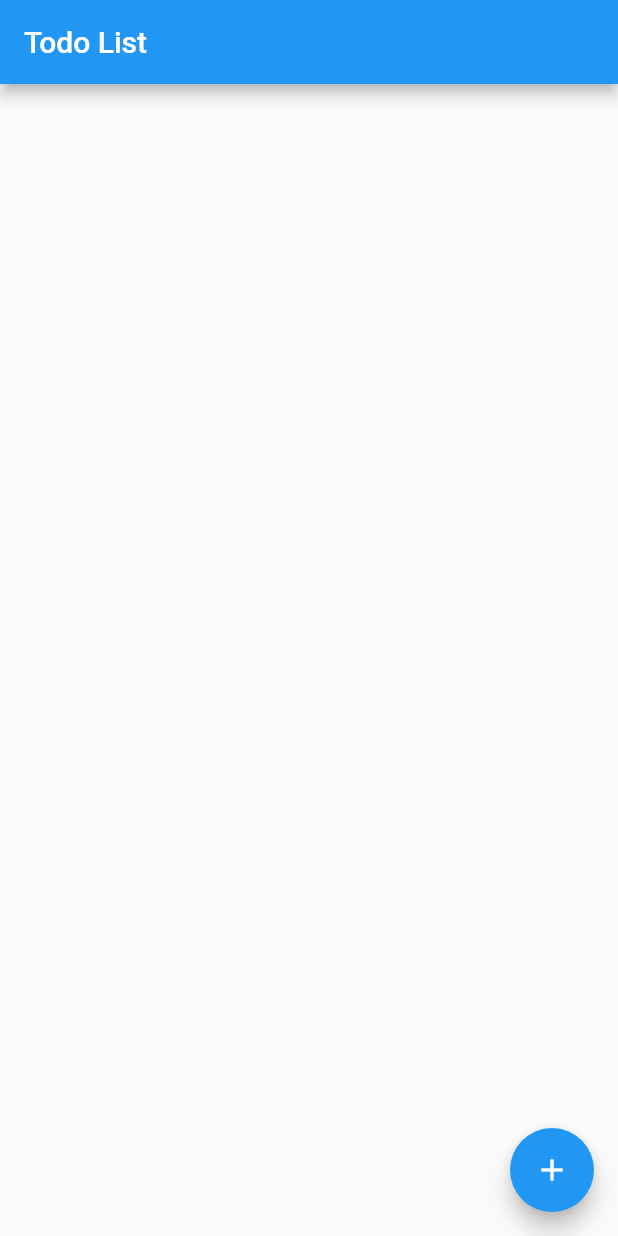
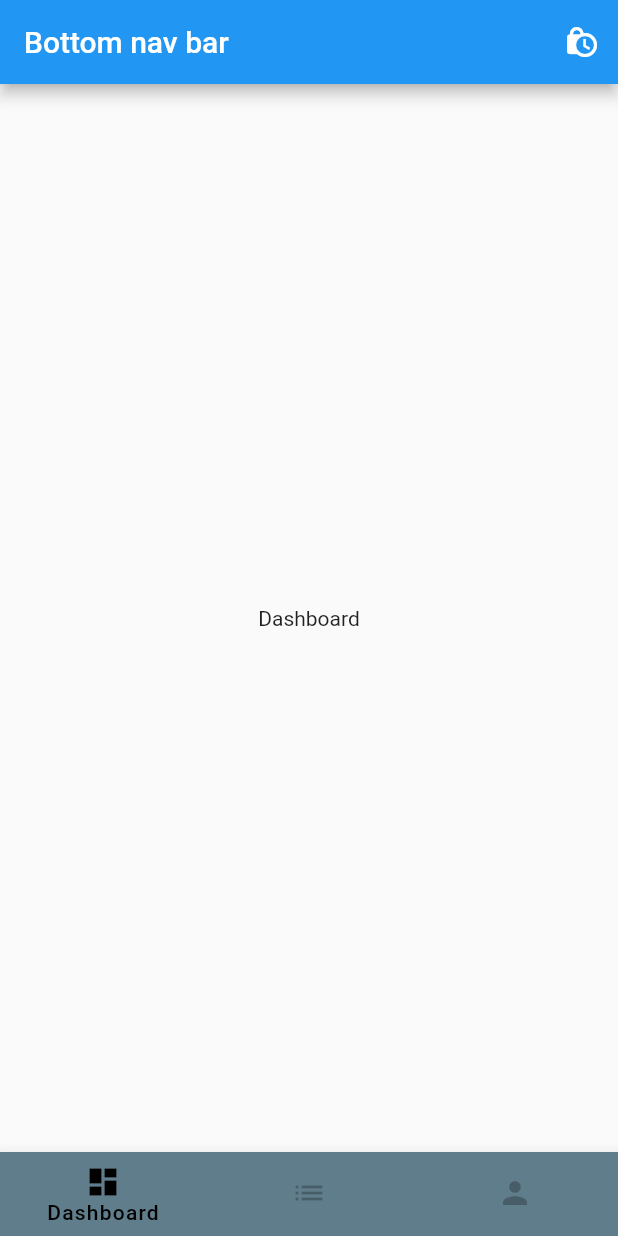
Before and after one commit to Ibrahim-K98han/flutter_resourse, a Flutter app: the screen it shows after launch, on a phone screen of 412 x 824 dp. Run offline on Flutter 3.47's test engine with Material 2 defaults, Android fonts, the phone set to English and light mode, and no system bars; our stand-ins replace easy_splash_screen.

Commit message:
live class

```diff
--- /dev/null
+++ b/lib/live_class_8_2_23/live_class_8_2_23.dart
@@ -0,0 +1,71 @@
+import 'package:flutter/material.dart';
+import 'package:flutter/cupertino.dart';
+
+class LiveClass8_2_23 extends StatefulWidget {
+  const LiveClass8_2_23({Key? key}) : super(key: key);
+
+  @override
+  State<LiveClass8_2_23> createState() => _LiveClass8_2_23State();
+}
+
+class _LiveClass8_2_23State extends State<LiveClass8_2_23> {
+  int currentSelectedIndex = 0;
+  List<Widget> widgets = [
+    const Text('Dashboard'),
+    const Text('Products'),
+    const Text('Profile'),
+  ];
+
+  @override
+  Widget build(BuildContext context) {
+    return Scaffold(
+      appBar: AppBar(title: const Text('Bottom nav bar'),
+        actions: [
+          IconButton(onPressed: () async {
+            // final selectedTime = await showTimePicker(
+            //     context: context, initialTime: TimeOfDay.now());
+            // print(selectedTime);
+            // final seletedDate = await showDatePicker(context: context,
+            //     initialDate: DateTime.now(),
+            //     firstDate: DateTime(1990),
+            //     lastDate: DateTime(2025));
+            // print(seletedDate);
+            final selectedDateRange = await showDateRangePicker(
+                context: context, firstDate: DateTime(2000
+            ), lastDate: DateTime(2040));
+            print(selectedDateRange);
+          }, icon: Icon(Icons.lock_clock))
+        ],),
+      body: Center(
+        child: widgets[currentSelectedIndex],
+      ),
+      bottomNavigationBar: BottomNavigationBar(
+        backgroundColor: Colors.blueGrey,
+        selectedItemColor: Colors.black,
+        unselectedItemColor: Colors.black26,
+        showUnselectedLabels: false,
+        showSelectedLabels: true,
+        selectedLabelStyle: const TextStyle(
+            fontWeight: FontWeight.w500,
+            letterSpacing: 0.8,
+            color: Colors.pink
+        ),
+        onTap: (value) {
+          currentSelectedIndex = value;
+          setState(() {
+
+          });
+        },
+        currentIndex: currentSelectedIndex,
+        items: const[
+          BottomNavigationBarItem(
+              backgroundColor: Colors.blue,
+              //activeIcon: Icon(Icons.dangerous),
+              icon: Icon(Icons.dashboard), label: 'Dashboard'),
+          BottomNavigationBarItem(icon: Icon(Icons.list), label: 'Products'),
+          BottomNavigationBarItem(icon: Icon(Icons.person), label: 'Profile'),
+        ],
+      ),
+    );
+  }
+}
--- a/lib/main.dart
+++ b/lib/main.dart
@@ -7,6 +7,7 @@ import 'live_class_28_1_23/live_class_28_1_23.dart';
 import 'live_class_4_2_23/live_class_4_2_23.dart';
 import 'live_class_6_2_23/live_class_6_2_23.dart';
 import 'live_class_6_2_23/todo_application.dart';
+import 'live_class_8_2_23/live_class_8_2_23.dart';
 
 void main() {
   runApp(const MyApp());
@@ -22,7 +23,7 @@ class MyApp extends StatelessWidget {
       theme: ThemeData(
         primarySwatch: Colors.blue,
       ),
-      home: ToDoList()
+      home: LiveClass8_2_23()
     );
   }
 }
```
